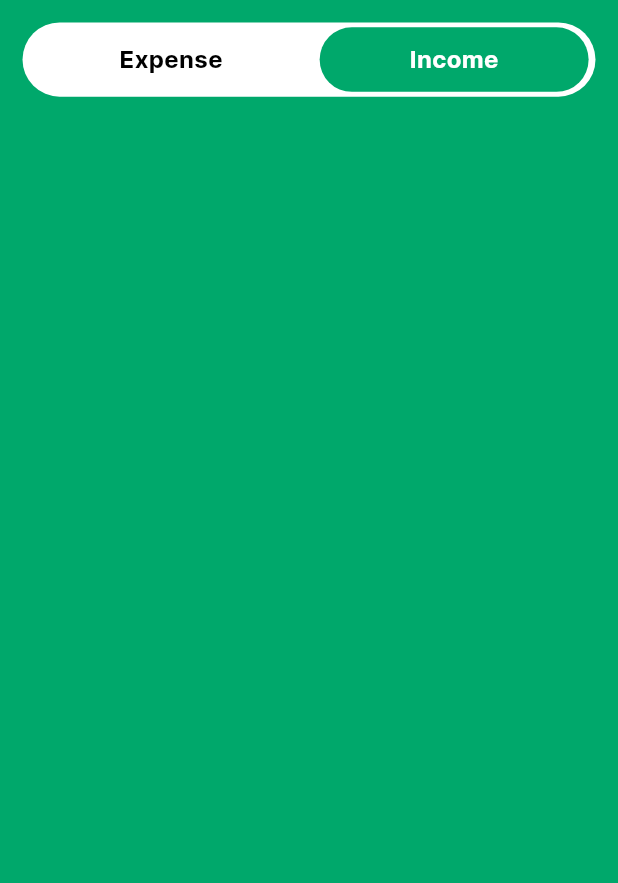
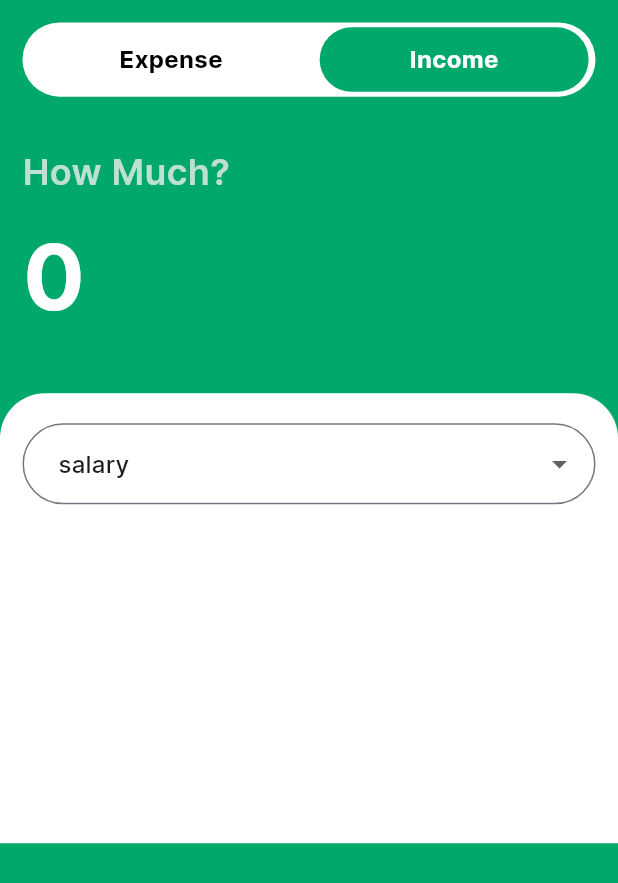
Before and after one commit to teshankalhara/expenz-app-flutter, a Flutter app: the AddNewScreen screen opened directly, after a tap on "Income", on a phone screen of 412 x 824 dp. Shown: the top 883 px of the screen. Run offline on Flutter 3.47's test engine with Material 3 defaults, Android fonts, the light colour scheme and no system bars; our stand-ins replace shared_preferences, smooth_page_indicator; accounts and stored records are empty.

Commit message:
Refactor AddNewScreen layout for improved readability and structure

```diff
--- a/lib/screens/add_new_screen.dart
+++ b/lib/screens/add_new_screen.dart
@@ -1,5 +1,7 @@
 import 'package:expenz_app/constant/colors.dart';
 import 'package:expenz_app/constant/constants.dart';
+import 'package:expenz_app/models/expence_model.dart';
+import 'package:expenz_app/models/income_model.dart';
 import 'package:flutter/material.dart';
 
 class AddNewScreen extends StatefulWidget {
@@ -13,19 +15,26 @@ class _AddNewScreenState extends State<AddNewScreen> {
   //state to track the expense or income
   int _selectedMethode = 0;
 
+  ExpenseCategory _expenseCategory = ExpenseCategory.health;
+  IncomeCategory _incomeCategory = IncomeCategory.salary;
+
   @override
   Widget build(BuildContext context) {
     return Scaffold(
       backgroundColor: _selectedMethode == 0 ? kRed : kGreen,
       body: SafeArea(
-        child: Padding(
-          padding: const EdgeInsets.symmetric(horizontal: kDefalutPadding),
         child: SingleChildScrollView(
           child: Padding(
             padding: const EdgeInsets.symmetric(vertical: kDefalutPadding),
             child: Stack(
               children: [
-                  Container(
+                //tabs
+                Padding(
+                  padding: const EdgeInsets.symmetric(
+                    horizontal: kDefalutPadding,
+                  ),
+                  child: Container(
+                    //expense and income tabs
                     height: MediaQuery.of(context).size.height * 0.06,
                     decoration: BoxDecoration(
                       color: kWhite,
@@ -91,8 +100,111 @@ class _AddNewScreenState extends State<AddNewScreen> {
                       ],
                     ),
                   ),
+                ),
+                //amount filed
+                Container(
+                  margin: EdgeInsets.only(
+                    top: MediaQuery.of(context).size.height * 0.1,
+                  ),
+                  padding: const EdgeInsets.symmetric(
+                    horizontal: kDefalutPadding,
+                  ),
+                  child: Column(
+                    crossAxisAlignment: CrossAxisAlignment.start,
+                    children: [
+                      Text(
+                        "How Much?",
+                        style: TextStyle(
+                          fontSize: 24,
+                          fontWeight: FontWeight.w600,
+                          // ignore: deprecated_member_use
+                          color: kLightGrey.withOpacity(0.8),
+                        ),
+                      ),
+                      TextField(
+                        style: TextStyle(
+                          fontSize: 60,
+                          color: kWhite,
+                          fontWeight: FontWeight.bold,
+                        ),
+                        decoration: InputDecoration(
+                          hintText: "0",
+                          hintStyle: TextStyle(
+                            fontSize: 60,
+                            // ignore: deprecated_member_use
+                            color: kWhite,
+                            fontWeight: FontWeight.bold,
+                          ),
+                          border: InputBorder.none,
+                        ),
+                      ),
                     ],
                   ),
+                ),
+                //user data form
+                Container(
+                  height: 300,
+                  margin: EdgeInsets.only(
+                    top: MediaQuery.of(context).size.height * 0.30,
+                  ),
+                  decoration: BoxDecoration(
+                    color: kWhite,
+                    borderRadius: BorderRadius.only(
+                      topLeft: Radius.circular(30),
+                      topRight: Radius.circular(30),
+                    ),
+                  ),
+                  child: Padding(
+                    padding: const EdgeInsets.symmetric(
+                      horizontal: kDefalutPadding,
+                      vertical: 20,
+                    ),
+                    child: Form(
+                      child: Column(
+                        children: [
+                          DropdownButtonFormField(
+                            decoration: InputDecoration(
+                              border: OutlineInputBorder(
+                                borderRadius: BorderRadius.circular(100),
+                              ),
+                              contentPadding: const EdgeInsets.symmetric(
+                                horizontal: 20,
+                                vertical: kDefalutPadding,
+                              ),
+                            ),
+                            items:
+                                _selectedMethode == 0
+                                    ? ExpenseCategory.values.map((category) {
+                                      return DropdownMenuItem(
+                                        value: category,
+                                        child: Text(category.name),
+                                      );
+                                    }).toList()
+                                    : IncomeCategory.values.map((category) {
+                                      return DropdownMenuItem(
+                                        value: category,
+                                        child: Text(category.name),
+                                      );
+                                    }).toList(),
+                            value:
+                                _selectedMethode == 0
+                                    ? _expenseCategory
+                                    : _incomeCategory,
+                            onChanged: (value) {
+                              setState(() {
+                                _selectedMethode == 0
+                                    ? _expenseCategory =
+                                        value as ExpenseCategory
+                                    : _incomeCategory = value as IncomeCategory;
+                              });
+                            },
+                          ),
+                        ],
+                      ),
+                    ),
+                  ),
+                ),
+              ],
             ),
           ),
         ),
```
Lines whose indentation alone changed are shown as unchanged.
